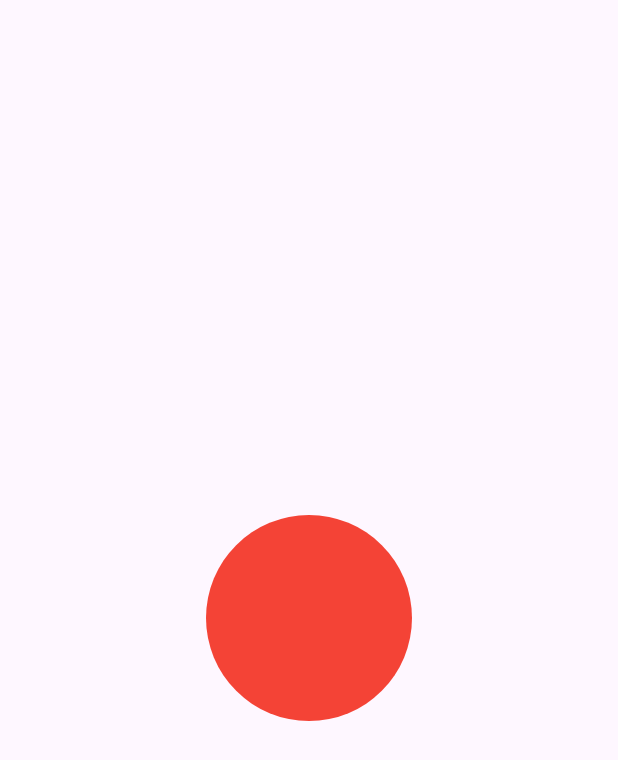
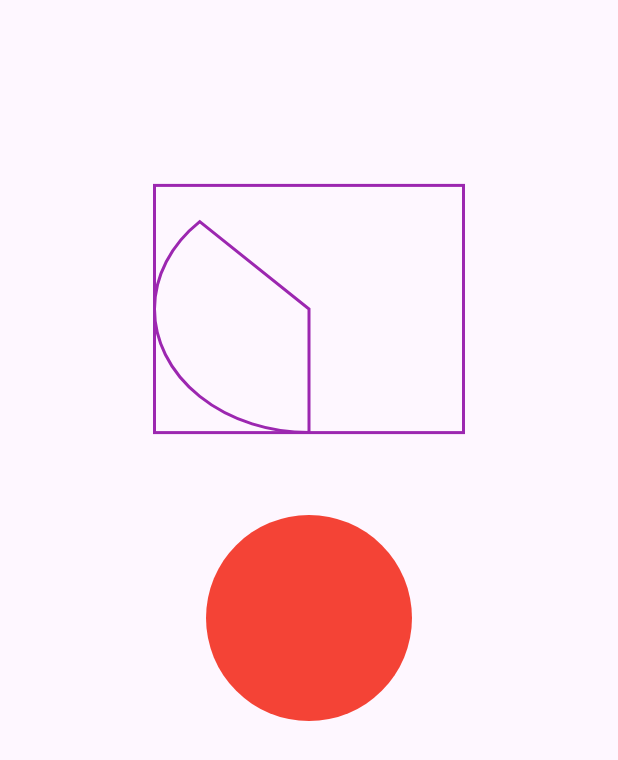
Before and after one commit to Mohitkoley/analog_watch, a Flutter app: the screen it shows after launch, on a phone screen of 412 x 824 dp. Shown: the top 760 px of the screen. Run offline on Flutter 3.47's test engine with Material 3 defaults, Android fonts, the light colour scheme and no system bars.

Commit message:
added arc and explanantion

```diff
--- a/lib/screens/my_custom_home.dart
+++ b/lib/screens/my_custom_home.dart
@@ -16,8 +16,8 @@ class _MyCustomHomeScreenState extends State<MyCustomHomeScreen> {
         body: Container(
       alignment: Alignment.center,
       child: SizedBox(
-        height: context.height / 3,
-        width: context.width / 3,
+        height: context.height,
+        width: context.width,
         child: CustomPaint(
           painter: AnalogWatchPainter(),
         ),
```
Also changed, not shown: lib/customPaints/analog_watch_painter.dart (+27 -1 lines).
